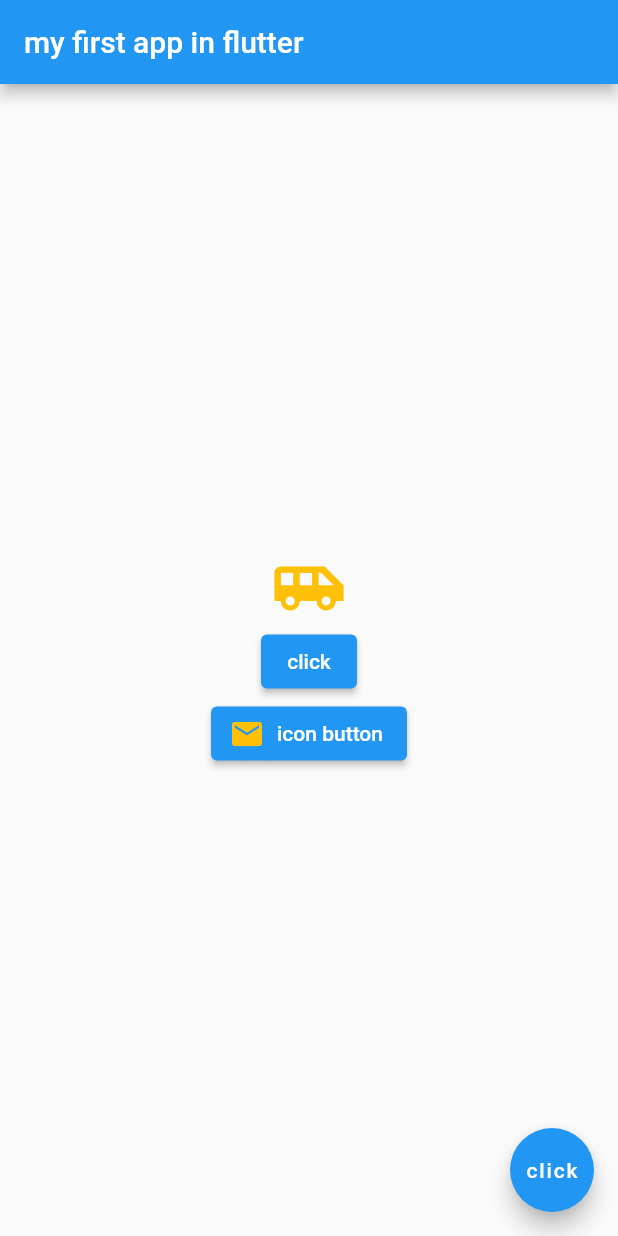
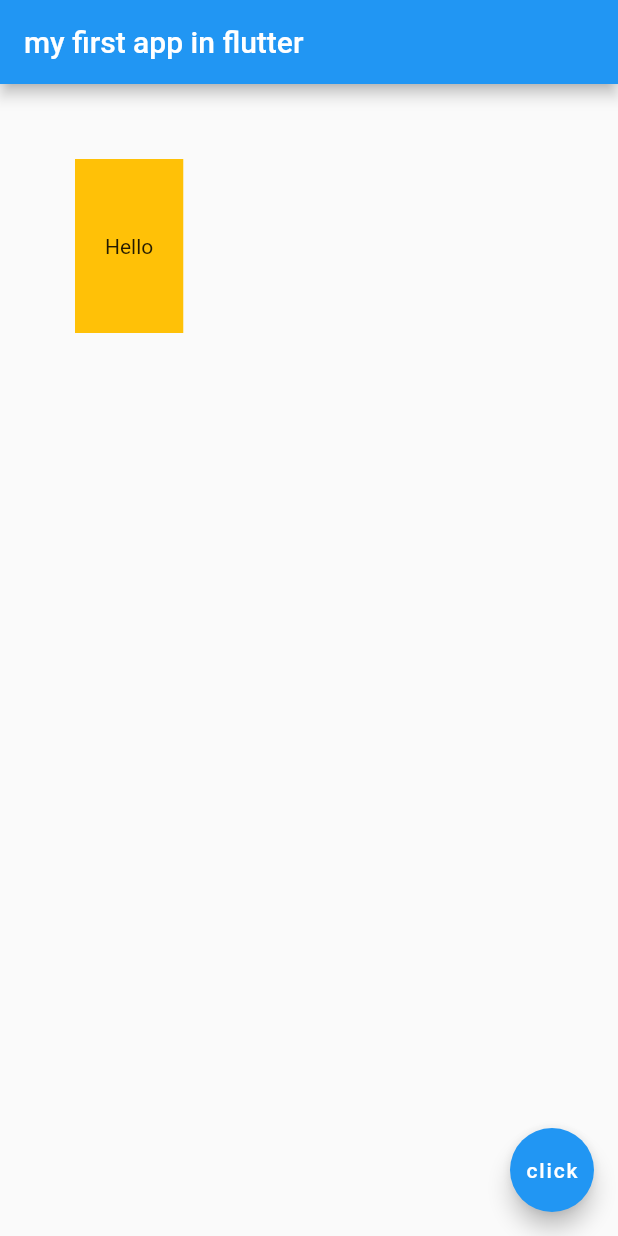
Before and after one commit to 01Deepak/flutter_tut, a Flutter app: the screen it shows after launch, on a phone screen of 412 x 824 dp. Run offline on Flutter 3.47's test engine with Material 2 defaults, Android fonts, the phone set to English and light mode, and no system bars.

Commit message:
container widget, margin, padding

```diff
--- a/lib/main.dart
+++ b/lib/main.dart
@@ -17,31 +17,11 @@ class Home extends StatelessWidget {
           'my first app in flutter',
         ),
       ),
-      body: Center(
-        child: Column(
-          mainAxisAlignment: MainAxisAlignment.center,
-          children: [
-            Icon(
-              Icons.airport_shuttle,
-              color: Colors.amber,
-              size: 50.0,
-            ),
-            ElevatedButton(
-                onPressed: () {
-                  print("clicked on elevated button");
-                },
-                child: Text('click')),
-            ElevatedButton.icon(
-                onPressed: () {
-                  print("clicked on elevated button");
-                },
-                icon: Icon(
-                  Icons.email,
-                  color: Colors.amber,
-                ),
-                label: Text('icon button'))
-          ],
-        ),
+      body: Container(
+        padding: EdgeInsets.fromLTRB(20, 50, 20, 50),
+        margin: EdgeInsets.all(50),
+        child: Text('Hello'),
+        color: Colors.amber,
       ),
       floatingActionButton: FloatingActionButton(
         onPressed: () {
```
